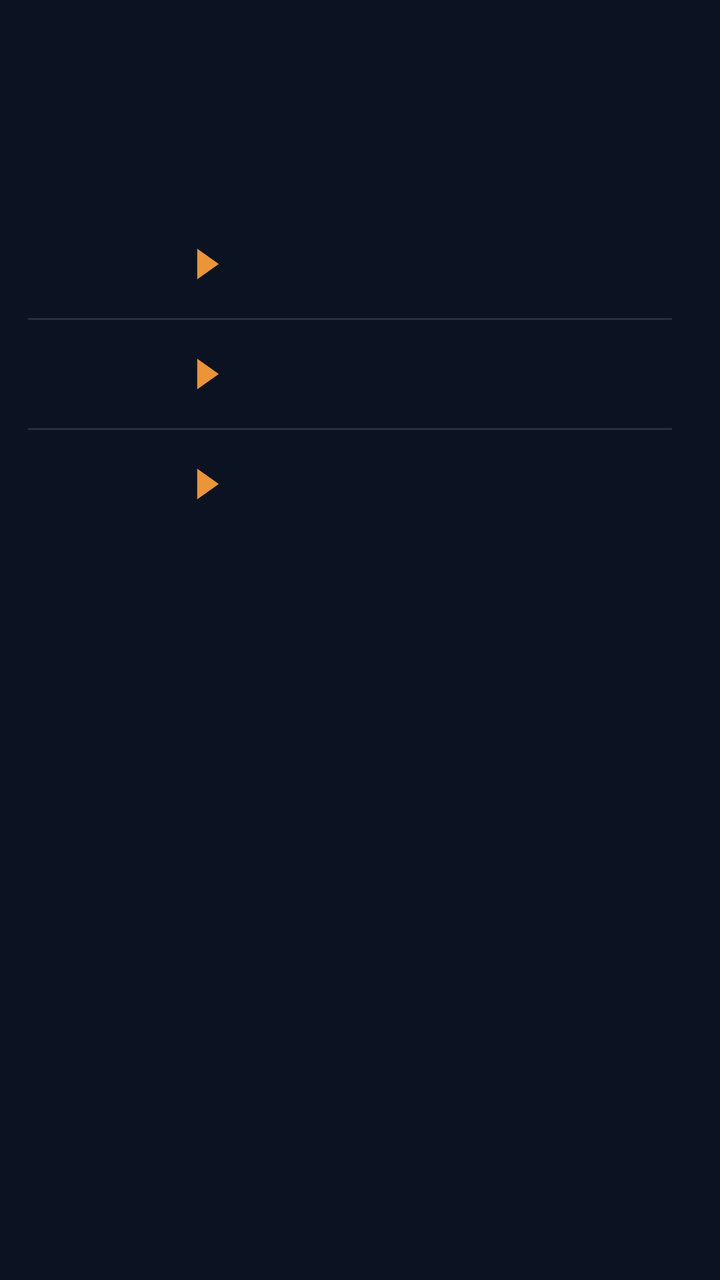
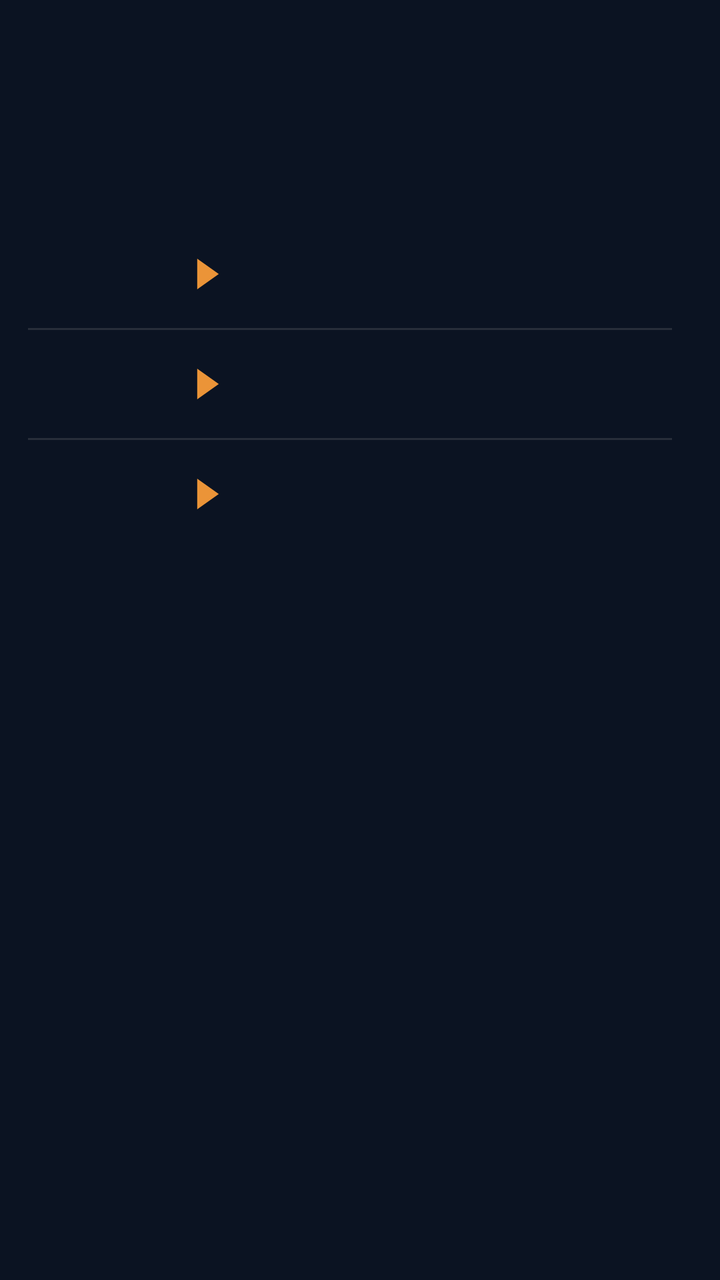

The first picture is an Android layout as it rendered before a commit; the second is the same layout after the commit. The layout source and the unified diff follow.
<!-- AndroidManifest.xml: application theme AppTheme -->
<!-- res/layout/widget_k3.xml -->
<?xml version="1.0" encoding="utf-8"?>
<FrameLayout
    xmlns:android="http://schemas.android.com/apk/res/android"
    android:id="@+id/root"
    android:layout_width="match_parent"
    android:layout_height="match_parent"
    android:padding="0dp">

    <LinearLayout
        android:layout_width="match_parent"
        android:layout_height="wrap_content"
        android:orientation="vertical">
        
        <FrameLayout
            android:layout_width="match_parent"
            android:layout_height="wrap_content">
            <ImageView
                android:id="@+id/clk_glass"
                android:layout_width="match_parent"
                android:layout_height="match_parent"
                android:importantForAccessibility="no"
                android:scaleType="fitXY" />
            <LinearLayout
                android:layout_width="match_parent"
                android:layout_height="94dp"
                android:background="@drawable/cur_clocks"
                android:clipToOutline="true"
                android:orientation="horizontal"
                android:padding="1dp">
            <FrameLayout
                android:layout_width="0dp"
                android:layout_height="match_parent"
                android:layout_weight="1">
                <ImageView
                    android:id="@+id/clk_bg_0"
                    android:layout_width="match_parent"
                    android:layout_height="match_parent"
                    android:scaleType="fitXY" />
                <LinearLayout
                    android:layout_width="match_parent"
                    android:layout_height="match_parent"
                    android:orientation="vertical"
                    android:gravity="center"
                    android:paddingStart="2dp"
                    android:paddingEnd="2dp">
                    <ImageView
                        android:id="@+id/clk_day_0"
                        android:layout_width="match_parent"
                        android:layout_height="16dp"
                        android:scaleType="fitCenter" />
                    <ImageView
                        android:id="@+id/clk_time_0"
                        android:layout_width="match_parent"
                        android:layout_height="30dp"
                        android:scaleType="fitCenter" />
                    <ImageView
                        android:id="@+id/clk_city_0"
                        android:layout_width="match_parent"
                        android:layout_height="16dp"
                        android:layout_marginTop="-3dp"
                        android:scaleType="fitCenter" />
                </LinearLayout>
            </FrameLayout>
            <FrameLayout
                android:layout_width="0dp"
                android:layout_height="match_parent"
                android:layout_weight="1">
                <ImageView
                    android:id="@+id/clk_bg_1"
                    android:layout_width="match_parent"
                    android:layout_height="match_parent"
                    android:scaleType="fitXY" />
                <LinearLayout
                    android:layout_width="match_parent"
                    android:layout_height="match_parent"
                    android:orientation="vertical"
                    android:gravity="center"
                    android:paddingStart="2dp"
                    android:paddingEnd="2dp">
                    <ImageView
                        android:id="@+id/clk_day_1"
                        android:layout_width="match_parent"
                        android:layout_height="16dp"
                        android:scaleType="fitCenter" />
                    <ImageView
                        android:id="@+id/clk_time_1"
                        android:layout_width="match_parent"
                        android:layout_height="30dp"
                        android:scaleType="fitCenter" />
                    <ImageView
                        android:id="@+id/clk_city_1"
                        android:layout_width="match_parent"
                        android:layout_height="16dp"
                        android:layout_marginTop="-3dp"
                        android:scaleType="fitCenter" />
                </LinearLayout>
            </FrameLayout>
            <FrameLayout
                android:layout_width="0dp"
                android:layout_height="match_parent"
                android:layout_weight="1">
                <ImageView
                    android:id="@+id/clk_bg_2"
                    android:layout_width="match_parent"
                    android:layout_height="match_parent"
                    android:scaleType="fitXY" />
                <LinearLayout
                    android:layout_width="match_parent"
                    android:layout_height="match_parent"
                    android:orientation="vertical"
                    android:gravity="center"
                    android:paddingStart="2dp"
                    android:paddingEnd="2dp">
                    <ImageView
                        android:id="@+id/clk_day_2"
                        android:layout_width="match_parent"
                        android:layout_height="16dp"
                        android:scaleType="fitCenter" />
                    <ImageView
                        android:id="@+id/clk_time_2"
                        android:layout_width="match_parent"
                        android:layout_height="30dp"
                        android:scaleType="fitCenter" />
                    <ImageView
                        android:id="@+id/clk_city_2"
                        android:layout_width="match_parent"
                        android:layout_height="16dp"
                        android:layout_marginTop="-3dp"
                        android:scaleType="fitCenter" />
                </LinearLayout>
            </FrameLayout>
            <FrameLayout
                android:layout_width="0dp"
                android:layout_height="match_parent"
                android:layout_weight="1">
                <ImageView
                    android:id="@+id/clk_bg_3"
                    android:layout_width="match_parent"
                    android:layout_height="match_parent"
                    android:scaleType="fitXY" />
                <LinearLayout
                    android:layout_width="match_parent"
                    android:layout_height="match_parent"
                    android:orientation="vertical"
                    android:gravity="center"
                    android:paddingStart="2dp"
                    android:paddingEnd="2dp">
                    <ImageView
                        android:id="@+id/clk_day_3"
                        android:layout_width="match_parent"
                        android:layout_height="16dp"
                        android:scaleType="fitCenter" />
                    <ImageView
                        android:id="@+id/clk_time_3"
                        android:layout_width="match_parent"
                        android:layout_height="30dp"
                        android:scaleType="fitCenter" />
                    <ImageView
                        android:id="@+id/clk_city_3"
                        android:layout_width="match_parent"
                        android:layout_height="16dp"
                        android:layout_marginTop="-3dp"
                        android:scaleType="fitCenter" />
                </LinearLayout>
            </FrameLayout>
            </LinearLayout>
            <ImageView
                android:id="@+id/clk_rim"
                android:layout_width="match_parent"
                android:layout_height="match_parent"
                android:importantForAccessibility="no"
                android:scaleType="fitXY" />
        </FrameLayout>
        
        <FrameLayout
            android:layout_width="match_parent"
            android:layout_height="wrap_content"
            android:layout_marginTop="7dp">
            <ImageView
                android:id="@+id/rates_bg"
                android:layout_width="match_parent"
                android:layout_height="match_parent"
                android:importantForAccessibility="no"
                android:scaleType="fitXY" />
            <LinearLayout
                android:layout_width="match_parent"
                android:layout_height="wrap_content"
                android:background="@drawable/cur_clocks"
                android:clipToOutline="true"
                android:orientation="vertical"
                android:paddingTop="4dp"
                android:paddingBottom="4dp">
            <FrameLayout
                android:id="@+id/row_0"
                android:layout_width="match_parent"
                android:layout_height="54dp"
                android:foreground="?android:attr/selectableItemBackground">
                
                <ImageView
                    android:id="@+id/trend_0"
                    android:layout_width="match_parent"
                    android:layout_height="match_parent"
                    android:scaleType="fitXY" />
                <LinearLayout
                    android:layout_width="match_parent"
                    android:layout_height="match_parent"
                    android:orientation="horizontal"
                    android:gravity="center_vertical"
                    android:paddingStart="14dp"
                    android:paddingEnd="24dp">
                    <LinearLayout
                        android:layout_width="wrap_content"
                        android:layout_height="wrap_content"
                        android:orientation="horizontal"
                        android:gravity="center_vertical">
                        <ImageView
                            android:id="@+id/fl_a_0"
                            android:layout_width="30dp"
                            android:layout_height="30dp"
                            android:scaleType="fitCenter" />
                        
                        <ImageView
                            android:id="@+id/code_a_0"
                            android:layout_width="40dp"
                            android:layout_height="22dp"
                            android:layout_marginStart="6dp"
                            android:scaleType="fitStart" />
                        <ImageView
                            android:id="@+id/arrow_0"
                            android:layout_width="12dp"
                            android:layout_height="16dp"
                            android:src="@drawable/cur_arrow"
                            android:layout_marginStart="8dp"
                            android:layout_marginEnd="10dp"
                            android:scaleType="fitCenter" />
                        <ImageView
                            android:id="@+id/fl_b_0"
                            android:layout_width="30dp"
                            android:layout_height="30dp"
                            android:scaleType="fitCenter" />
                        <ImageView
                            android:id="@+id/code_b_0"
                            android:layout_width="wrap_content"
                            android:layout_height="22dp"
                            android:adjustViewBounds="true"
                            android:layout_marginStart="6dp"
                            android:scaleType="fitStart" />
                    </LinearLayout>
                    <FrameLayout
                        android:layout_width="0dp"
                        android:layout_height="1dp"
                        android:layout_weight="1" />
                    
                    <LinearLayout
                        android:layout_width="wrap_content"
                        android:layout_height="wrap_content"
                        android:orientation="vertical"
                        android:layout_marginStart="6dp">
                        <LinearLayout
                            android:layout_width="wrap_content"
                            android:layout_height="16dp"
                            android:orientation="horizontal"
                            android:gravity="center_vertical">
                            <ImageView
                                android:id="@+id/mkt_val_0"
                                android:layout_width="56dp"
                                android:layout_height="15.6dp"
                                android:scaleType="fitEnd" />
                            <ImageView
                                android:id="@+id/mkt_lbl_0"
                                android:layout_width="38dp"
                                android:layout_height="14.3dp"
                                android:layout_marginStart="6dp"
                                android:scaleType="fitEnd" />
                        </LinearLayout>
                        <LinearLayout
                            android:layout_width="wrap_content"
                            android:layout_height="16dp"
                            android:orientation="horizontal"
                            android:gravity="center_vertical"
                            android:layout_marginTop="2dp">
                            <ImageView
                                android:id="@+id/visa_val_0"
                                android:layout_width="56dp"
                                android:layout_height="15.6dp"
                                android:scaleType="fitEnd" />
                            <ImageView
                                android:id="@+id/visa_logo_0"
                                android:layout_width="38dp"
                                android:layout_height="16dp"
                                android:layout_marginStart="6dp"
                                android:scaleType="fitEnd" />
                        </LinearLayout>
                    </LinearLayout>
                </LinearLayout>
            </FrameLayout>
            <ImageView
                android:id="@+id/div_1"
                android:layout_width="match_parent"
                android:layout_height="1dp"
                android:layout_marginStart="14dp"
                android:layout_marginEnd="24dp"
                android:importantForAccessibility="no"
                android:scaleType="fitXY"
                android:src="@drawable/cur_div" />
            <FrameLayout
                android:id="@+id/row_1"
                android:layout_width="match_parent"
                android:layout_height="54dp"
                android:foreground="?android:attr/selectableItemBackground">
                
                <ImageView
                    android:id="@+id/trend_1"
                    android:layout_width="match_parent"
                    android:layout_height="match_parent"
                    android:scaleType="fitXY" />
                <LinearLayout
                    android:layout_width="match_parent"
                    android:layout_height="match_parent"
                    android:orientation="horizontal"
                    android:gravity="center_vertical"
                    android:paddingStart="14dp"
                    android:paddingEnd="24dp">
                    <LinearLayout
                        android:layout_width="wrap_content"
                        android:layout_height="wrap_content"
                        android:orientation="horizontal"
                        android:gravity="center_vertical">
                        <ImageView
                            android:id="@+id/fl_a_1"
                            android:layout_width="30dp"
                            android:layout_height="30dp"
                            android:scaleType="fitCenter" />
                        
                        <ImageView
                            android:id="@+id/code_a_1"
                            android:layout_width="40dp"
                            android:layout_height="22dp"
                            android:layout_marginStart="6dp"
                            android:scaleType="fitStart" />
                        <ImageView
                            android:id="@+id/arrow_1"
                            android:layout_width="12dp"
                            android:layout_height="16dp"
                            android:src="@drawable/cur_arrow"
                            android:layout_marginStart="8dp"
                            android:layout_marginEnd="10dp"
                            android:scaleType="fitCenter" />
                        <ImageView
                            android:id="@+id/fl_b_1"
                            android:layout_width="30dp"
                            android:layout_height="30dp"
                            android:scaleType="fitCenter" />
                        <ImageView
                            android:id="@+id/code_b_1"
                            android:layout_width="wrap_content"
                            android:layout_height="22dp"
                            android:adjustViewBounds="true"
                            android:layout_marginStart="6dp"
                            android:scaleType="fitStart" />
                    </LinearLayout>
                    <FrameLayout
                        android:layout_width="0dp"
                        android:layout_height="1dp"
                        android:layout_weight="1" />
                    
                    <LinearLayout
                        android:layout_width="wrap_content"
                        android:layout_height="wrap_content"
                        android:orientation="vertical"
                        android:layout_marginStart="6dp">
                        <LinearLayout
                            android:layout_width="wrap_content"
                            android:layout_height="16dp"
                            android:orientation="horizontal"
                            android:gravity="center_vertical">
                            <ImageView
                                android:id="@+id/mkt_val_1"
                                android:layout_width="56dp"
                                android:layout_height="15.6dp"
                                android:scaleType="fitEnd" />
                            <ImageView
                                android:id="@+id/mkt_lbl_1"
                                android:layout_width="38dp"
                                android:layout_height="14.3dp"
                                android:layout_marginStart="6dp"
                                android:scaleType="fitEnd" />
                        </LinearLayout>
                        <LinearLayout
                            android:layout_width="wrap_content"
                            android:layout_height="16dp"
                            android:orientation="horizontal"
                            android:gravity="center_vertical"
                            android:layout_marginTop="2dp">
                            <ImageView
                                android:id="@+id/visa_val_1"
                                android:layout_width="56dp"
                                android:layout_height="15.6dp"
                                android:scaleType="fitEnd" />
                            <ImageView
                                android:id="@+id/visa_logo_1"
                                android:layout_width="38dp"
                                android:layout_height="16dp"
                                android:layout_marginStart="6dp"
                                android:scaleType="fitEnd" />
                        </LinearLayout>
                    </LinearLayout>
                </LinearLayout>
            </FrameLayout>
            <ImageView
                android:id="@+id/div_2"
                android:layout_width="match_parent"
                android:layout_height="1dp"
                android:layout_marginStart="14dp"
                android:layout_marginEnd="24dp"
                android:importantForAccessibility="no"
                android:scaleType="fitXY"
                android:src="@drawable/cur_div" />
            <FrameLayout
                android:id="@+id/row_2"
                android:layout_width="match_parent"
                android:layout_height="54dp"
                android:foreground="?android:attr/selectableItemBackground">
                
                <ImageView
                    android:id="@+id/trend_2"
                    android:layout_width="match_parent"
                    android:layout_height="match_parent"
                    android:scaleType="fitXY" />
                <LinearLayout
                    android:layout_width="match_parent"
                    android:layout_height="match_parent"
                    android:orientation="horizontal"
                    android:gravity="center_vertical"
                    android:paddingStart="14dp"
                    android:paddingEnd="24dp">
                    <LinearLayout
                        android:layout_width="wrap_content"
                        android:layout_height="wrap_content"
                        android:orientation="horizontal"
                        android:gravity="center_vertical">
                        <ImageView
                            android:id="@+id/fl_a_2"
                            android:layout_width="30dp"
                            android:layout_height="30dp"
                            android:scaleType="fitCenter" />
                        
                        <ImageView
                            android:id="@+id/code_a_2"
                            android:layout_width="40dp"
                            android:layout_height="22dp"
                            android:layout_marginStart="6dp"
                            android:scaleType="fitStart" />
                        <ImageView
                            android:id="@+id/arrow_2"
                            android:layout_width="12dp"
                            android:layout_height="16dp"
                            android:src="@drawable/cur_arrow"
                            android:layout_marginStart="8dp"
                            android:layout_marginEnd="10dp"
                            android:scaleType="fitCenter" />
                        <ImageView
                            android:id="@+id/fl_b_2"
                            android:layout_width="30dp"
                            android:layout_height="30dp"
                            android:scaleType="fitCenter" />
                        <ImageView
                            android:id="@+id/code_b_2"
                            android:layout_width="wrap_content"
                            android:layout_height="22dp"
                            android:adjustViewBounds="true"
                            android:layout_marginStart="6dp"
                            android:scaleType="fitStart" />
                    </LinearLayout>
                    <FrameLayout
                        android:layout_width="0dp"
                        android:layout_height="1dp"
                        android:layout_weight="1" />
                    
                    <LinearLayout
                        android:layout_width="wrap_content"
                        android:layout_height="wrap_content"
                        android:orientation="vertical"
                        android:layout_marginStart="6dp">
                        <LinearLayout
                            android:layout_width="wrap_content"
                            android:layout_height="16dp"
                            android:orientation="horizontal"
                            android:gravity="center_vertical">
                            <ImageView
                                android:id="@+id/mkt_val_2"
                                android:layout_width="56dp"
                                android:layout_height="15.6dp"
                                android:scaleType="fitEnd" />
                            <ImageView
                                android:id="@+id/mkt_lbl_2"
                                android:layout_width="38dp"
                                android:layout_height="14.3dp"
                                android:layout_marginStart="6dp"
                                android:scaleType="fitEnd" />
                        </LinearLayout>
                        <LinearLayout
                            android:layout_width="wrap_content"
                            android:layout_height="16dp"
                            android:orientation="horizontal"
                            android:gravity="center_vertical"
                            android:layout_marginTop="2dp">
                            <ImageView
                                android:id="@+id/visa_val_2"
                                android:layout_width="56dp"
                                android:layout_height="15.6dp"
                                android:scaleType="fitEnd" />
                            <ImageView
                                android:id="@+id/visa_logo_2"
                                android:layout_width="38dp"
                                android:layout_height="16dp"
                                android:layout_marginStart="6dp"
                                android:scaleType="fitEnd" />
                        </LinearLayout>
                    </LinearLayout>
                </LinearLayout>
            </FrameLayout>
            </LinearLayout>
        </FrameLayout>
    </LinearLayout>
</FrameLayout>
<!-- resources referenced by this layout -->
<resources>
  <!-- drawable cur_arrow (drawable) -->
  <?xml version="1.0" encoding="utf-8"?>
  <vector xmlns:android="http://schemas.android.com/apk/res/android" android:width="20dp" android:height="26dp" android:viewportWidth="20" android:viewportHeight="26">
      <path android:fillColor="#FFEB9438" android:pathData="M1,0L1,26L19,13Z" />
  </vector>
  <!-- drawable cur_clocks (drawable) -->
  <?xml version="1.0" encoding="utf-8"?>
  <shape xmlns:android="http://schemas.android.com/apk/res/android" android:shape="rectangle">
      <solid android:color="#00000000" />
      <corners android:radius="@dimen/widget_radius" />
  </shape>
  <!-- drawable cur_div (drawable) -->
  <?xml version="1.0" encoding="utf-8"?>
  <shape xmlns:android="http://schemas.android.com/apk/res/android" android:shape="rectangle">
      <solid android:color="#1FF0EBE4" />
  </shape>
  <style name="AppTheme" parent="@android:style/Theme.DeviceDefault.NoActionBar">
          <item name="android:colorAccent">#DF8B35</item>
          <item name="android:colorControlActivated">#DF8B35</item>
          <item name="android:windowBackground">#0B1322</item>
          <item name="android:statusBarColor">#0E111A</item>
          <item name="android:navigationBarColor">#0B1322</item>
          <item name="android:textColorHint">#718096</item>
      </style>
  <dimen name="widget_radius">28dp</dimen>
</resources>

<!-- the commit's change to res/layout/widget_k3.xml (unified diff, before → after) -->
@@ -175,7 +175,7 @@
         <FrameLayout
             android:layout_width="match_parent"
             android:layout_height="wrap_content"
-            android:layout_marginTop="7dp">
+            android:layout_marginTop="12dp">
             <ImageView
                 android:id="@+id/rates_bg"
                 android:layout_width="match_parent"
@@ -195,12 +195,6 @@
                 android:layout_width="match_parent"
                 android:layout_height="54dp"
                 android:foreground="?android:attr/selectableItemBackground">
-                
-                <ImageView
-                    android:id="@+id/trend_0"
-                    android:layout_width="match_parent"
-                    android:layout_height="match_parent"
-                    android:scaleType="fitXY" />
                 <LinearLayout
                     android:layout_width="match_parent"
                     android:layout_height="match_parent"
@@ -308,12 +302,6 @@
                 android:layout_width="match_parent"
                 android:layout_height="54dp"
                 android:foreground="?android:attr/selectableItemBackground">
-                
-                <ImageView
-                    android:id="@+id/trend_1"
-                    android:layout_width="match_parent"
-                    android:layout_height="match_parent"
-                    android:scaleType="fitXY" />
                 <LinearLayout
                     android:layout_width="match_parent"
                     android:layout_height="match_parent"
@@ -421,12 +409,6 @@
                 android:layout_width="match_parent"
                 android:layout_height="54dp"
                 android:foreground="?android:attr/selectableItemBackground">
-                
-                <ImageView
-                    android:id="@+id/trend_2"
-                    android:layout_width="match_parent"
-                    android:layout_height="match_parent"
-                    android:scaleType="fitXY" />
                 <LinearLayout
                     android:layout_width="match_parent"
                     android:layout_height="match_parent"
